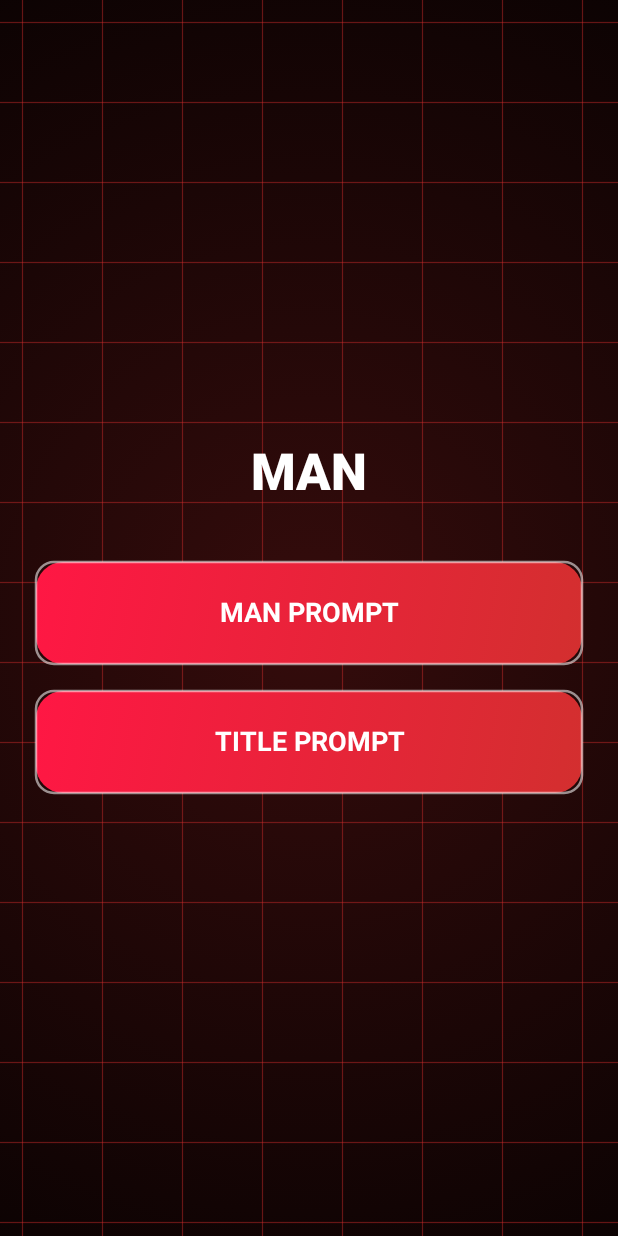
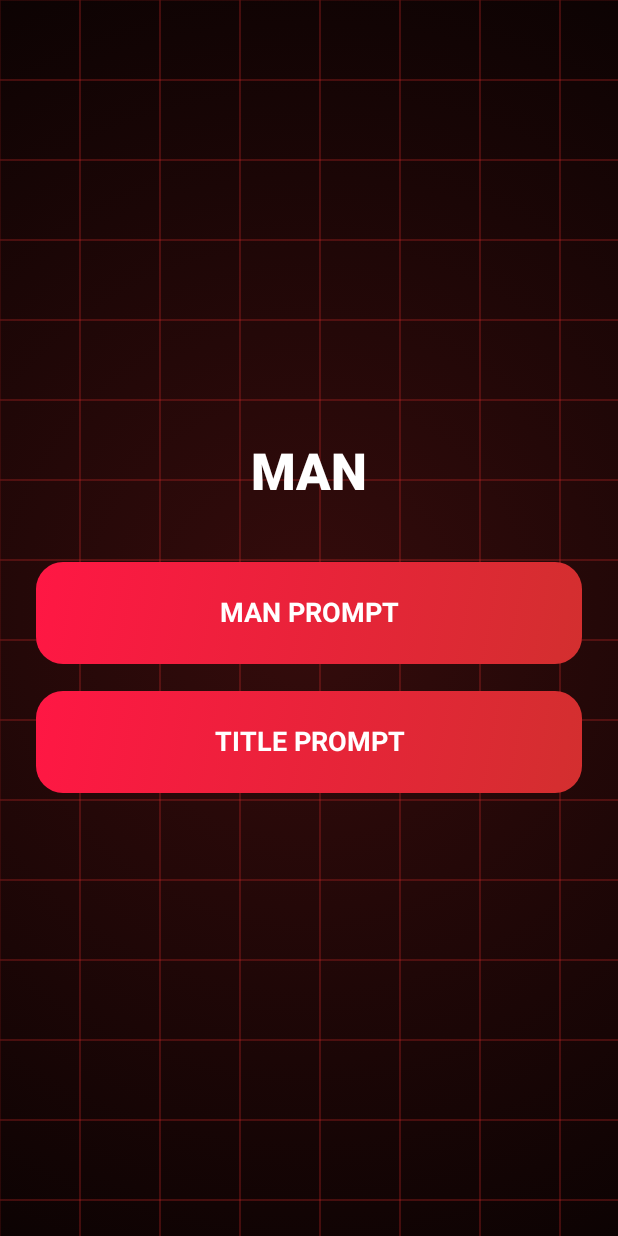
Before and after one commit to vishala5000/PromptMasterApp, an Android app built with Jetpack Compose: the CategoryScreen screen opened through its navigation route, on a phone screen of 412 x 824 dp. Run offline under Robolectric (Android 15) with nearby library versions, the phone set to English and light mode, and no system bars.

Commit message:
update: remove animations & add auto-logo

```diff
--- a/app/src/main/java/com/promptmaster/app/MainActivity.kt
+++ b/app/src/main/java/com/promptmaster/app/MainActivity.kt
@@ -7,20 +7,15 @@ import android.os.Bundle
 import android.widget.Toast
 import androidx.activity.ComponentActivity
 import androidx.activity.compose.setContent
-import androidx.compose.animation.*
-import androidx.compose.animation.core.*
 import androidx.compose.foundation.Canvas
 import androidx.compose.foundation.background
 import androidx.compose.foundation.clickable
-import androidx.compose.foundation.interaction.MutableInteractionSource
-import androidx.compose.foundation.interaction.collectIsPressedAsState
 import androidx.compose.foundation.layout.*
 import androidx.compose.foundation.shape.RoundedCornerShape
 import androidx.compose.material3.*
 import androidx.compose.runtime.*
 import androidx.compose.ui.Alignment
 import androidx.compose.ui.Modifier
-import androidx.compose.ui.draw.scale
 import androidx.compose.ui.geometry.Offset
 import androidx.compose.ui.geometry.Size
 import androidx.compose.ui.graphics.Brush
@@ -42,20 +37,14 @@ private val White    = Color(0xFFFFFFFF)
 
 @Composable
 fun SquareBackground(content: @Composable () -> Unit) {
-    val infinite = rememberInfiniteTransition(label = "bg")
-    val offset by infinite.animateFloat(
-        initialValue = 0f, targetValue = 80f,
-        animationSpec = infiniteRepeatable(
-            tween(8000, easing = LinearEasing), RepeatMode.Restart
-        ), label = "offset"
-    )
     Box(modifier = Modifier.fillMaxSize().background(Black)) {
+        // Static grid (no animation)
         Canvas(modifier = Modifier.fillMaxSize()) {
             val step = 80f
             val stroke = Stroke(width = 1.2f)
-            var y = -step + (offset % step)
+            var y = 0f
             while (y < size.height + step) {
-                var x = -step + (offset % step)
+                var x = 0f
                 while (x < size.width + step) {
                     drawRect(color = Red.copy(alpha = 0.25f), topLeft = Offset(x, y), size = Size(step, step), style = stroke)
                     x += step
@@ -63,6 +52,7 @@ fun SquareBackground(content: @Composable () -> Unit) {
                 y += step
             }
         }
+        // Static radial glow
         Box(modifier = Modifier.fillMaxSize().background(
             Brush.radialGradient(colors = listOf(Red.copy(alpha = 0.25f), Color.Transparent), radius = 900f)
         ))
@@ -71,47 +61,27 @@ fun SquareBackground(content: @Composable () -> Unit) {
 }
 
 @Composable
-fun NeonButton(
-    text: String,
-    modifier: Modifier = Modifier,
-    onClick: () -> Unit
-) {
-    val interaction = remember { MutableInteractionSource() }
-    val pressed by interaction.collectIsPressedAsState()
-    val scale by animateFloatAsState(if (pressed) 0.94f else 1f, animationSpec = spring(stiffness = 400f), label = "scale")
-    val glow by animateFloatAsState(if (pressed) 0.9f else 0.55f, label = "glow")
-
+fun NeonButton(text: String, modifier: Modifier = Modifier, onClick: () -> Unit) {
     Box(
         modifier = modifier
             .fillMaxWidth()
             .height(68.dp)
-            .scale(scale)
             .background(brush = Brush.linearGradient(listOf(RedLight, Red)), shape = RoundedCornerShape(18.dp))
-            .clickable(interactionSource = interaction, indication = null) { onClick() },
+            .clickable { onClick() },
         contentAlignment = Alignment.Center
     ) {
-        Canvas(modifier = Modifier.matchParentSize()) {
-            drawRoundRect(color = White.copy(alpha = glow), style = Stroke(width = 2.5f), cornerRadius = androidx.compose.ui.geometry.CornerRadius(18f))
-        }
         Text(text = text, color = White, fontSize = 18.sp, fontWeight = FontWeight.Bold, textAlign = TextAlign.Center)
     }
 }
 
 @Composable
 fun HomeScreen(nav: androidx.navigation.NavController) {
-    var shown by remember { mutableStateOf(false) }
-    LaunchedEffect(Unit) { shown = true }
     SquareBackground {
         Column(modifier = Modifier.fillMaxSize().padding(24.dp), horizontalAlignment = Alignment.CenterHorizontally, verticalArrangement = Arrangement.Center) {
-            AnimatedVisibility(visible = shown, enter = fadeIn(tween(700)) + slideInVertically { -80 }) {
             Text("PROMPT\nMASTER", color = White, fontSize = 42.sp, fontWeight = FontWeight.Black, textAlign = TextAlign.Center, lineHeight = 46.sp)
-            }
             Spacer(Modifier.height(8.dp))
-            AnimatedVisibility(visible = shown, enter = fadeIn(tween(900))) {
             Text("Pick a category", color = White.copy(alpha = 0.75f), fontSize = 14.sp)
-            }
             Spacer(Modifier.height(40.dp))
-            AnimatedVisibility(visible = shown, enter = fadeIn(tween(600)) + slideInVertically { 120 }) {
             Column(verticalArrangement = Arrangement.spacedBy(18.dp)) {
                 NeonButton("👨  MAN") { nav.navigate("man") }
                 NeonButton("👩  WOMEN") { nav.navigate("women") }
@@ -120,13 +90,10 @@ fun HomeScreen(nav: androidx.navigation.NavController) {
         }
     }
 }
-}
 
 @Composable
 fun CategoryScreen(title: String, promptText: String, titleText: String) {
     val ctx = LocalContext.current
-    var shown by remember { mutableStateOf(false) }
-    LaunchedEffect(title) { shown = true }
 
     fun copy(label: String, text: String) {
         val cm = ctx.getSystemService(Context.CLIPBOARD_SERVICE) as ClipboardManager
@@ -136,15 +103,11 @@ fun CategoryScreen(title: String, promptText: String, titleText: String) {
 
     SquareBackground {
         Column(modifier = Modifier.fillMaxSize().padding(24.dp), horizontalAlignment = Alignment.CenterHorizontally, verticalArrangement = Arrangement.Center) {
-            AnimatedVisibility(visible = shown, enter = fadeIn(tween(600)) + slideInVertically { -60 }) {
             Text(title, color = White, fontSize = 34.sp, fontWeight = FontWeight.ExtraBold)
-            }
             Spacer(Modifier.height(40.dp))
-            AnimatedVisibility(visible = shown, enter = fadeIn(tween(700)) + slideInVertically { 100 }) {
             Column(verticalArrangement = Arrangement.spacedBy(18.dp)) {
                 NeonButton("$title PROMPT") { copy("Prompt", promptText) }
                 NeonButton("TITLE PROMPT") { copy("Title", titleText) }
-                }
             }
         }
     }
```
Lines whose indentation alone changed are shown as unchanged.
